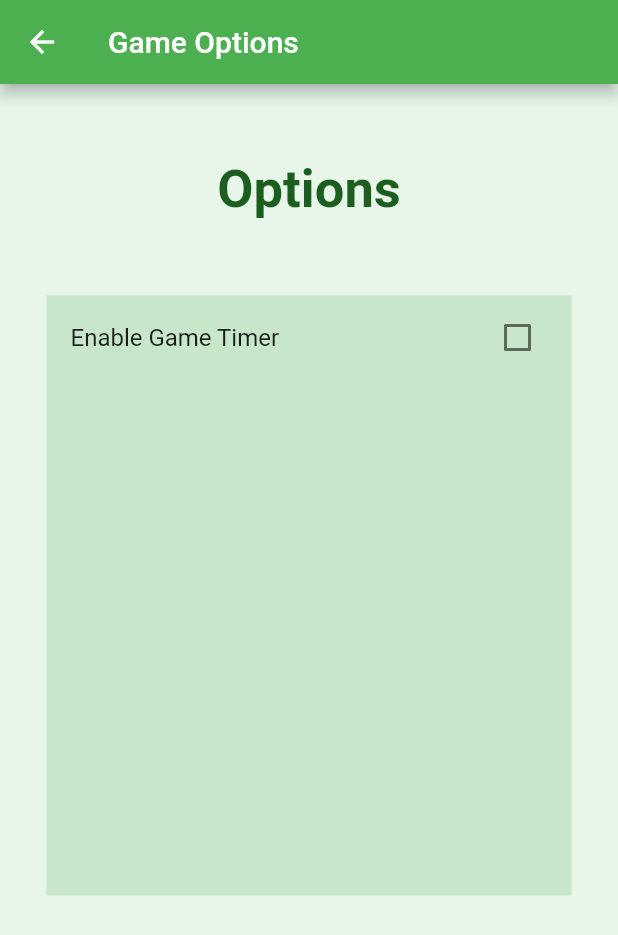
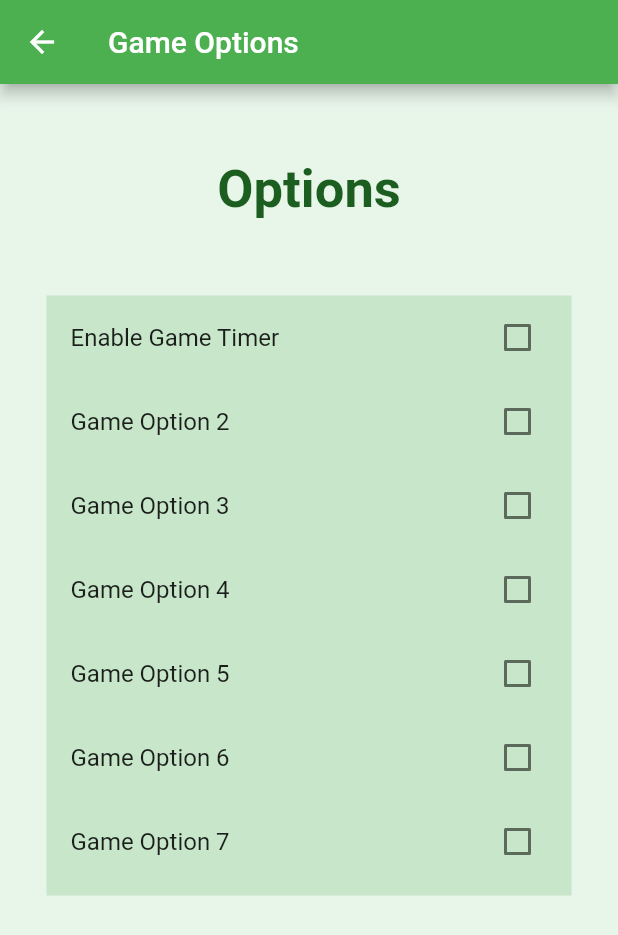
Before and after one commit to radicalgrim/game_saver, a Flutter app: the GameOptionsPage screen opened directly, on a phone screen of 412 x 824 dp. Shown: the top 935 px of the screen. Run offline on Flutter 3.47's test engine with Material 2 defaults, Android fonts, the phone set to English and light mode, and no system bars.

Commit message:
game options

```diff
--- a/lib/pages/game_options_page.dart
+++ b/lib/pages/game_options_page.dart
@@ -16,6 +16,13 @@ class GameOptionsPage extends StatefulWidget {
 class GameOptionsPageState extends State<GameOptionsPage> {
   //PARAMETERS
   bool? enableGameTimer = false;
+  bool? gameOption2 = false;
+  bool? gameOption3 = false;
+  bool? gameOption4 = false;
+  bool? gameOption5 = false;
+  bool? gameOption6 = false;
+  bool? gameOption7 = false;
+
 
   //PAGE
   @override
@@ -52,6 +59,52 @@ class GameOptionsPageState extends State<GameOptionsPage> {
                         enableGameTimer = value;
                       });
                     }),
+                    CheckboxListTile(
+                    title: const Text(ProjectStrings.gameOption2),
+                    value: gameOption2,
+                    onChanged: (bool? value) {
+                      setState(() {
+                        gameOption2 = value;
+                      });
+                    }),CheckboxListTile(
+                    title: const Text(ProjectStrings.gameOption3),
+                    value: gameOption3,
+                    onChanged: (bool? value) {
+                      setState(() {
+                        gameOption3 = value;
+                      });
+                    }),CheckboxListTile(
+                    title: const Text(ProjectStrings.gameOption4),
+                    value: gameOption4,
+                    onChanged: (bool? value) {
+                      setState(() {
+                        gameOption4 = value;
+                      });
+                    }),
+                    CheckboxListTile(
+                    title: const Text(ProjectStrings.gameOption5),
+                    value: gameOption5,
+                    onChanged: (bool? value) {
+                      setState(() {
+                        gameOption5 = value;
+                      });
+                    }),
+                    CheckboxListTile(
+                    title: const Text(ProjectStrings.gameOption6),
+                    value: gameOption6,
+                    onChanged: (bool? value) {
+                      setState(() {
+                        gameOption6 = value;
+                      });
+                    }),
+                    CheckboxListTile(
+                    title: const Text(ProjectStrings.gameOption7),
+                    value: gameOption7,
+                    onChanged: (bool? value) {
+                      setState(() {
+                        gameOption7 = value;
+                      });
+                    }),
                 ],),
                 width: 350,
                 height: 400,
--- a/lib/res/strings.dart
+++ b/lib/res/strings.dart
@@ -15,4 +15,10 @@ class ProjectStrings {
   static const String gameOptionsHeader = "Game Options";
   static const String gameOptionsTitle = "Options";
   static const String gameOptionGameTimer = "Enable Game Timer";
+  static const String gameOption2 = "Game Option 2";
+  static const String gameOption3 = "Game Option 3";
+  static const String gameOption4 = "Game Option 4";
+  static const String gameOption5 = "Game Option 5";
+  static const String gameOption6 = "Game Option 6";
+  static const String gameOption7 = "Game Option 7";
 }
```
Also changed, not shown: 1 other file.
